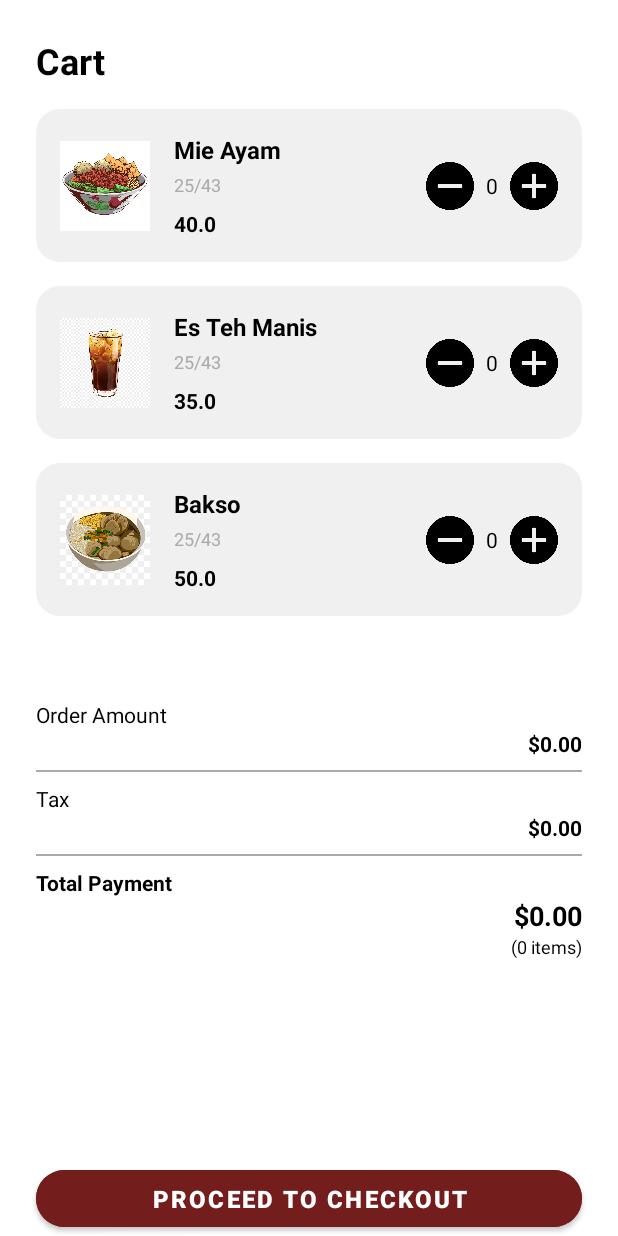
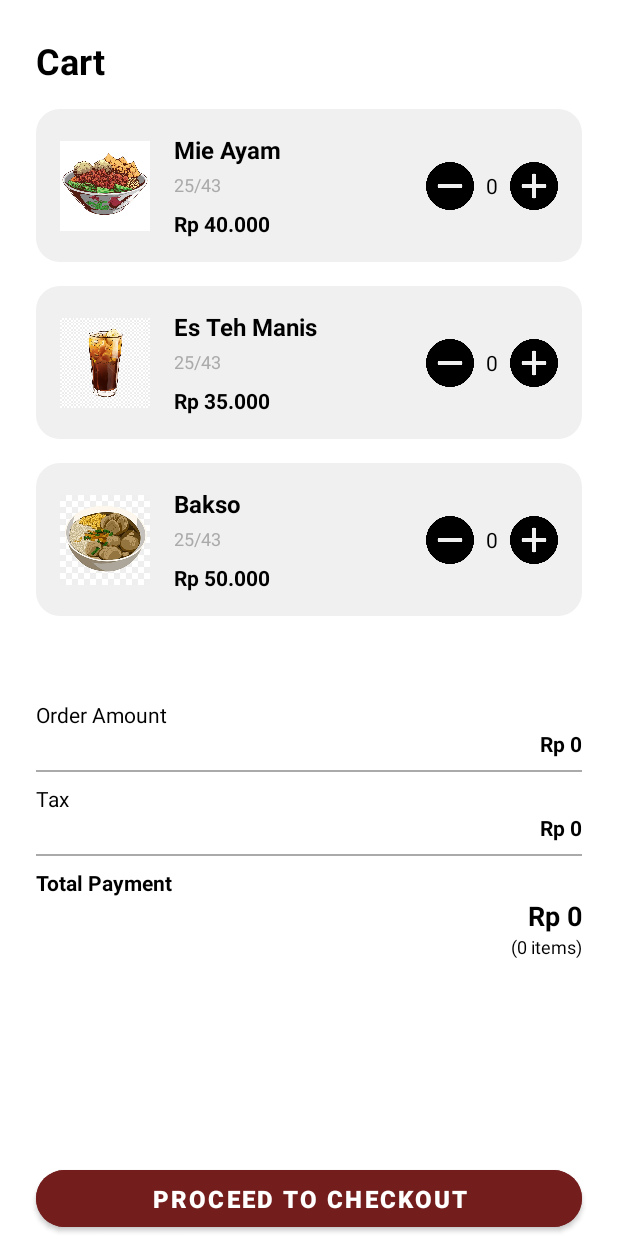
Before and after one commit to AchmadZayadi/cashier-android-java, an Android app: the product_list_activity screen opened directly, with no data from a screen before it, on a phone screen of 412 x 824 dp. Run offline under Robolectric (Android 15) with nearby library versions, the phone set to English and light mode, and no system bars.

Commit message:
fixing mata uang

```diff
--- a/app/src/main/java/com/android/automationtest/activity/product_list_activity.java
+++ b/app/src/main/java/com/android/automationtest/activity/product_list_activity.java
@@ -15,8 +15,10 @@ import com.android.automationtest.response.productListResponse;
 
 import java.io.Serializable;
 import java.text.DecimalFormat;
+import java.text.DecimalFormatSymbols;
 import java.util.ArrayList;
 import java.util.List;
+import java.util.Locale;
 
 public class product_list_activity extends AppCompatActivity implements OnQuantityChangeListener {
 
@@ -35,7 +37,10 @@ public class product_list_activity extends AppCompatActivity implements OnQuanti
         recyclerView.setLayoutManager(new LinearLayoutManager(this));
 
 
-        currencyFormat = new DecimalFormat("$#,##0.00");
+        DecimalFormatSymbols symbols = new DecimalFormatSymbols(new Locale("id", "ID"));
+        symbols.setGroupingSeparator('.');
+        symbols.setMonetaryDecimalSeparator(',');
+        currencyFormat = new DecimalFormat("Rp #,##0", symbols);
 
         tvOrderAmount = findViewById(R.id.tv_order_amount);
         tvTax = findViewById(R.id.tv_tax);
@@ -46,9 +51,9 @@ public class product_list_activity extends AppCompatActivity implements OnQuanti
 
         productList = new ArrayList<>();
 
-        productList.add(new productListResponse("Mie Ayam", 40.000, R.drawable.menu_1));
-        productList.add(new productListResponse("Es Teh Manis", 35.000, R.drawable.menu_2));
-        productList.add(new productListResponse("Bakso", 50.000, R.drawable.menu_3));
+        productList.add(new productListResponse("Mie Ayam", 40000, R.drawable.menu_1));
+        productList.add(new productListResponse("Es Teh Manis", 35000, R.drawable.menu_2));
+        productList.add(new productListResponse("Bakso", 50000, R.drawable.menu_3));
 
 
 
--- a/app/src/main/java/com/android/automationtest/adapter/ProductAdapter.java
+++ b/app/src/main/java/com/android/automationtest/adapter/ProductAdapter.java
@@ -3,28 +3,33 @@ package com.android.automationtest.adapter;
 import android.view.LayoutInflater;
 import android.view.View;
 import android.view.ViewGroup;
-import android.widget.Button;
 import android.widget.ImageView;
 import android.widget.TextView;
-
 import androidx.annotation.NonNull;
 import androidx.recyclerview.widget.RecyclerView;
-
 import com.android.automationtest.R;
 import com.android.automationtest.activity.OnQuantityChangeListener;
 import com.android.automationtest.response.productListResponse;
-
+import java.text.DecimalFormat;
+import java.text.DecimalFormatSymbols;
 import java.util.List;
+import java.util.Locale;
 
 public class ProductAdapter  extends RecyclerView.Adapter<ProductAdapter.ProductViewHolder> {
 
     private List<productListResponse> productList;
     private OnQuantityChangeListener listener;
-
+    private final DecimalFormat currencyFormat; // Dibuat sebagai variabel kelas
 
     public ProductAdapter(List<productListResponse> productList, OnQuantityChangeListener listener) {
         this.productList = productList;
         this.listener = listener;
+
+        // Inisialisasi DecimalFormat sekali di konstruktor
+        DecimalFormatSymbols symbols = new DecimalFormatSymbols(new Locale("id", "ID"));
+        symbols.setGroupingSeparator('.');
+        symbols.setMonetaryDecimalSeparator(',');
+        this.currencyFormat = new DecimalFormat("Rp #,##0", symbols);
     }
 
     @NonNull
@@ -38,7 +43,8 @@ public class ProductAdapter  extends RecyclerView.Adapter<ProductAdapter.Product
     public void onBindViewHolder(@NonNull ProductViewHolder holder, int position) {
         productListResponse product = productList.get(position);
         holder.productName.setText(product.getName());
-        holder.productPrice.setText(String.valueOf(product.getPrice()));
+//        holder.productPrice.setText(String.valueOf(product.getPrice()));
+        holder.productPrice.setText(currencyFormat.format(product.getPrice()));
         holder.productImage.setImageResource(product.getImageResId());
 
         // Atur kuantitas dari data produk
@@ -55,11 +61,13 @@ public class ProductAdapter  extends RecyclerView.Adapter<ProductAdapter.Product
 
                 if (product.getQuantity() == 0){
 
-                }
+                }else {
                     product.setQuantity(product.getQuantity() - 1);
                     holder.productQuantity.setText(String.valueOf(product.getQuantity()));
                     // Panggil listener untuk update total di MainActivity
                     listener.onQuantityChanged();
+
+                }
 
         });
 
```
